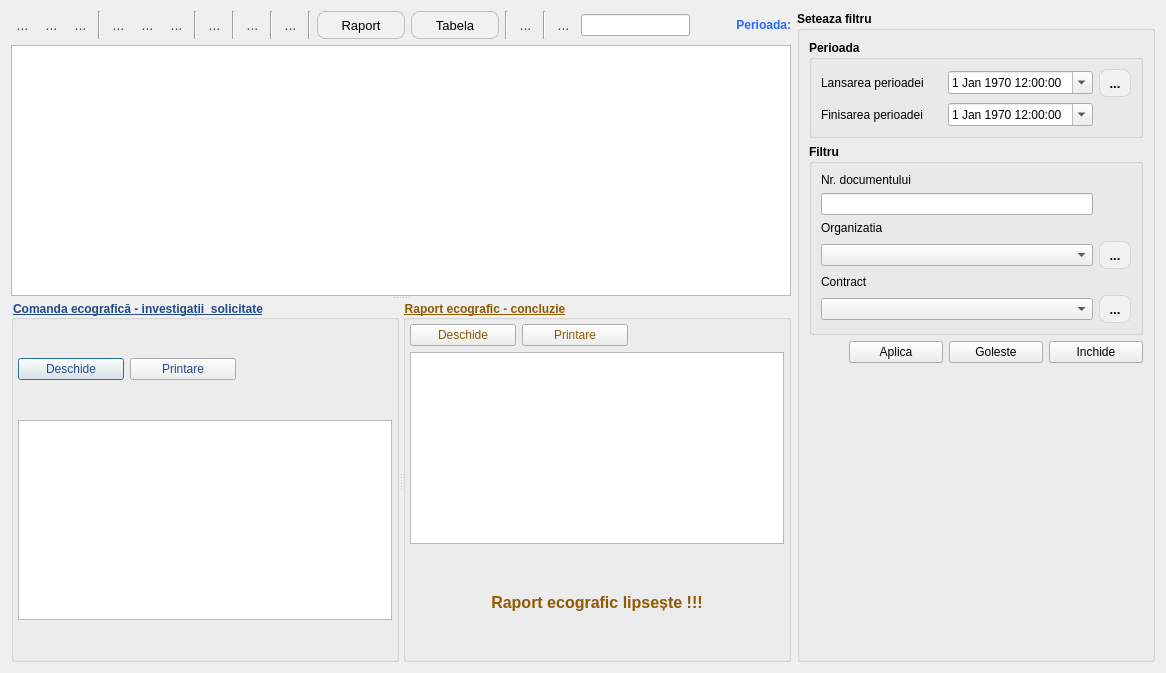
Old version of the form docs/listdocreportorder.ui in the repository debalex77/USG.
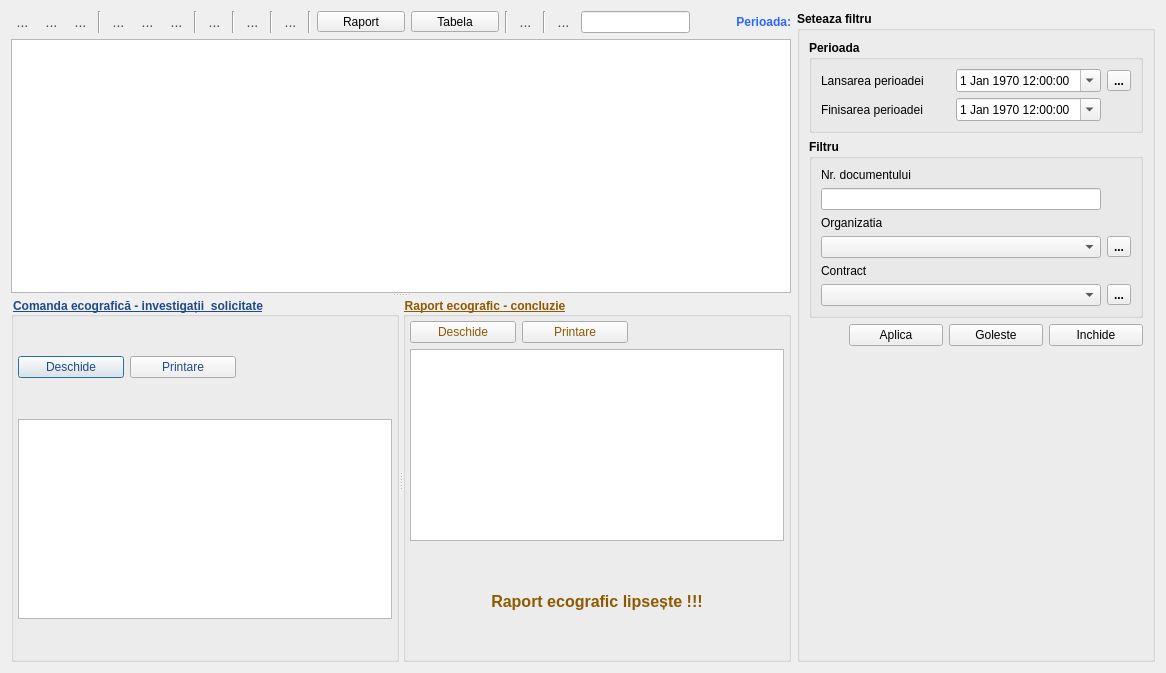
New version of the form. Icons and pictures are not drawn.

Diff of the .ui file:
```diff
--- a/docs/listdocreportorder.ui
+++ b/docs/listdocreportorder.ui
@@ -368,25 +368,6 @@
              <height>0</height>
             </size>
            </property>
-           <property name="styleSheet">
-            <string notr="true">QToolButton
-{
-    border: 1px solid rgba(0, 0, 0, 0.1);
-    border-radius: 8px;
-    background-color: #f1f1f1;
-    color: #000000;
-    font-size: 13px;
-    padding: 4px 4px;
-}
-QToolButton:hover
-{
-    background-color: #e0e0e0;
-}
-QToolButton:pressed
-{
-    background-color: #d0d0d0;
-}</string>
-           </property>
            <property name="text">
             <string>...</string>
            </property>
@@ -465,25 +446,6 @@
          </item>
          <item row="3" column="1">
           <widget class="QToolButton" name="btnOpenCatOrganization">
-           <property name="styleSheet">
-            <string notr="true">QToolButton
-{
-    border: 1px solid rgba(0, 0, 0, 0.1);
-    border-radius: 8px;
-    background-color: #f1f1f1;
-    color: #000000;
-    font-size: 13px;
-    padding: 4px 4px;
-}
-QToolButton:hover
-{
-    background-color: #e0e0e0;
-}
-QToolButton:pressed
-{
-    background-color: #d0d0d0;
-}</string>
-           </property>
            <property name="text">
             <string>...</string>
            </property>
@@ -495,25 +457,6 @@
          </item>
          <item row="5" column="1">
           <widget class="QToolButton" name="btnOpenCatContract">
-           <property name="styleSheet">
-            <string notr="true">QToolButton
-{
-    border: 1px solid rgba(0, 0, 0, 0.1);
-    border-radius: 8px;
-    background-color: #f1f1f1;
-    color: #000000;
-    font-size: 13px;
-    padding: 4px 4px;
-}
-QToolButton:hover
-{
-    background-color: #e0e0e0;
-}
-QToolButton:pressed
-{
-    background-color: #d0d0d0;
-}</string>
-           </property>
            <property name="text">
             <string>...</string>
            </property>
@@ -907,25 +850,6 @@
          <height>21</height>
         </size>
        </property>
-       <property name="styleSheet">
-        <string notr="true">QToolButton
-{
-    border: 1px solid rgba(0, 0, 0, 0.2);
-    border-radius: 8px;
-    background-color: #f1f1f1;
-    color: #000000;
-    font-size: 13px;
-    padding: 4px 10px;
-}
-QToolButton:hover
-{
-    background-color: #e0e0e0;
-}
-QToolButton:pressed
-{
-    background-color: #d0d0d0;
-}</string>
-       </property>
        <property name="text">
         <string>Raport</string>
        </property>
@@ -946,25 +870,6 @@
          <height>21</height>
         </size>
        </property>
-       <property name="styleSheet">
-        <string notr="true">QToolButton
-{
-    border: 1px solid rgba(0, 0, 0, 0.2);
-    border-radius: 8px;
-    background-color: #f1f1f1;
-    color: #000000;
-    font-size: 13px;
-    padding: 4px 10px;
-}
-QToolButton:hover
-{
-    background-color: #e0e0e0;
-}
-QToolButton:pressed
-{
-    background-color: #d0d0d0;
-}</string>
-       </property>
        <property name="text">
         <string>Tabela</string>
        </property>
```
